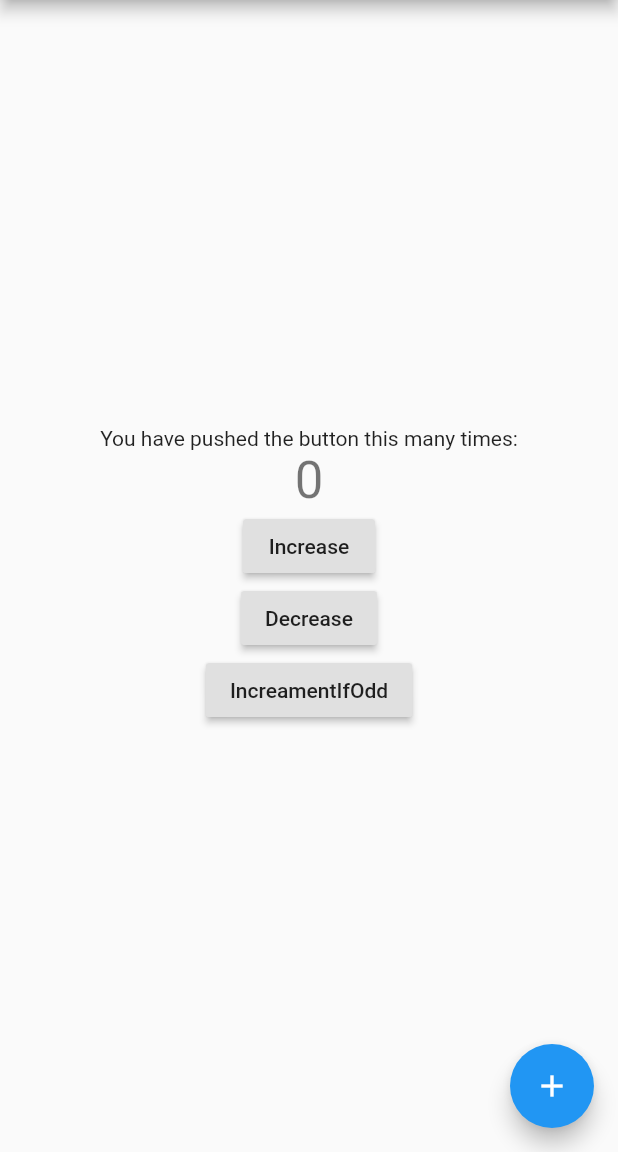
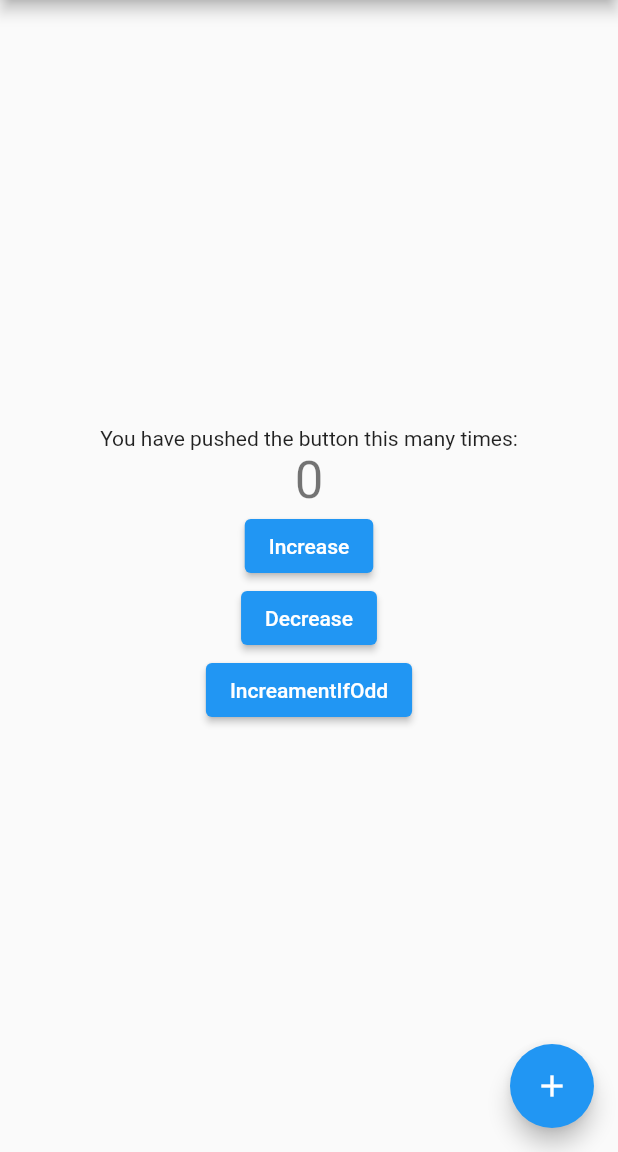
Before and after one commit to automachina/redux_saga_beginner_tutorial, a Flutter app: the screen it shows after launch, on a phone screen of 412 x 824 dp, the part 84-1236 px from its top. Run offline on Flutter 3.47's test engine with Material 2 defaults, Android fonts, the phone set to English and light mode, and no system bars; our stand-ins replace flutter_redux, redux.

Commit message:
null safety

```diff
--- a/lib/main.dart
+++ b/lib/main.dart
@@ -17,7 +17,7 @@ void main() {
 class MyApp extends StatelessWidget {
   final Store store;
 
-  MyApp({Key key, this.store}) : super(key: key);
+  MyApp({required this.store}) : super();
 
   // This widget is the root of your application.
   @override
@@ -36,7 +36,7 @@ class MyApp extends StatelessWidget {
 }
 
 class MyHomePage extends StatelessWidget {
-  MyHomePage({Key key, this.title}) : super(key: key);
+  MyHomePage({required this.title}) : super();
 
   final String title;
 
@@ -62,11 +62,11 @@ class MyHomePage extends StatelessWidget {
                 );
               },
             ),
-            RaisedButton(
+            ElevatedButton(
               onPressed: () => StoreProvider.of(context).dispatch(IncrementAction()),
               child: Text('Increase'),
             ),
-            RaisedButton(
+            ElevatedButton(
               onPressed: () => StoreProvider.of(context).dispatch(DecrementAction()),
               child: Text('Decrease'),
             ),
@@ -79,7 +79,7 @@ class MyHomePage extends StatelessWidget {
                 };
               },
               builder: (context, callback) {
-                return RaisedButton(
+                return ElevatedButton(
                   onPressed: callback,
                   child: Text('IncreamentIfOdd'),
                 );
```
Also changed, not shown: pubspec.yaml (+4 -4 lines), 2 other files.
